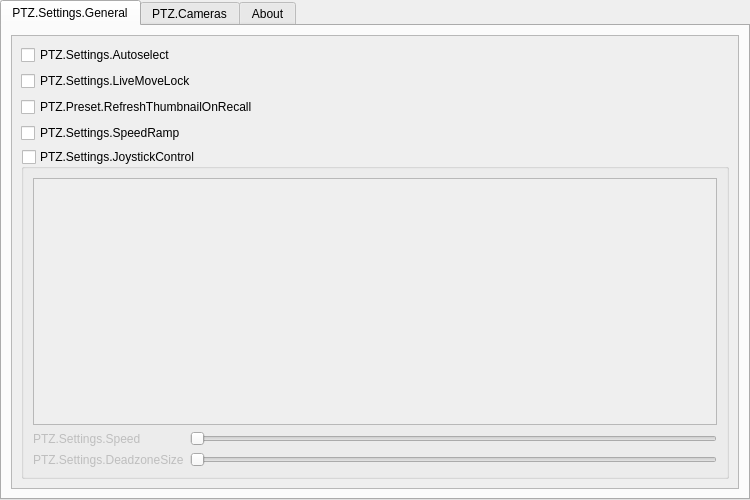
Qt form src/controller/settings.ui (glikely/obs-ptz) before a commit.
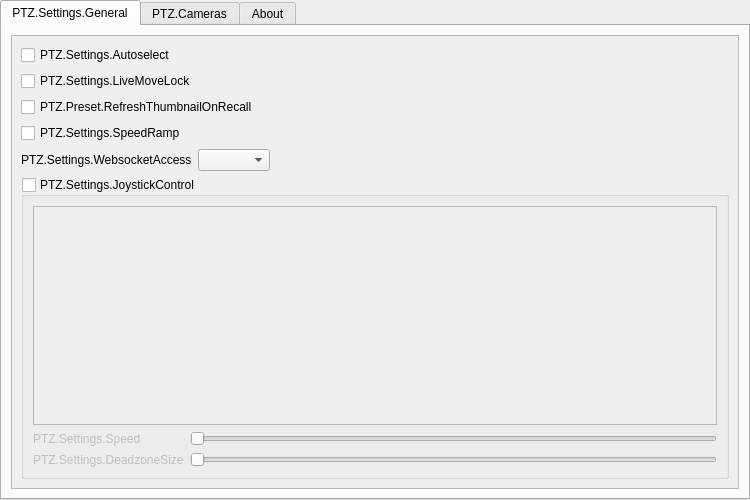
The same form after that commit. Custom widgets are drawn as their Qt base class.

Commit message: controller: Bridge the PTZ API to obs-websocket

Patch:
```diff
--- a/src/controller/settings.ui
+++ b/src/controller/settings.ui
@@ -88,6 +88,43 @@
              </property>
             </widget>
            </item>
+           <item>
+            <layout class="QHBoxLayout" name="websocketAccessLayout">
+             <item>
+              <widget class="QLabel" name="websocketAccessLabel">
+               <property name="toolTip">
+                <string>PTZ.Settings.WebsocketAccess.Tooltip</string>
+               </property>
+               <property name="text">
+                <string>PTZ.Settings.WebsocketAccess</string>
+               </property>
+               <property name="buddy">
+                <cstring>websocketAccessComboBox</cstring>
+               </property>
+              </widget>
+             </item>
+             <item>
+              <widget class="QComboBox" name="websocketAccessComboBox">
+               <property name="toolTip">
+                <string>PTZ.Settings.WebsocketAccess.Tooltip</string>
+               </property>
+              </widget>
+             </item>
+             <item>
+              <spacer name="websocketAccessSpacer">
+               <property name="orientation">
+                <enum>Qt::Horizontal</enum>
+               </property>
+               <property name="sizeHint" stdset="0">
+                <size>
+                 <width>40</width>
+                 <height>20</height>
+                </size>
+               </property>
+              </spacer>
+             </item>
+            </layout>
+           </item>
            <item>
             <widget class="QGroupBox" name="joystickGroupBox">
              <property name="title">
```
The commit also changes 16 other files.
